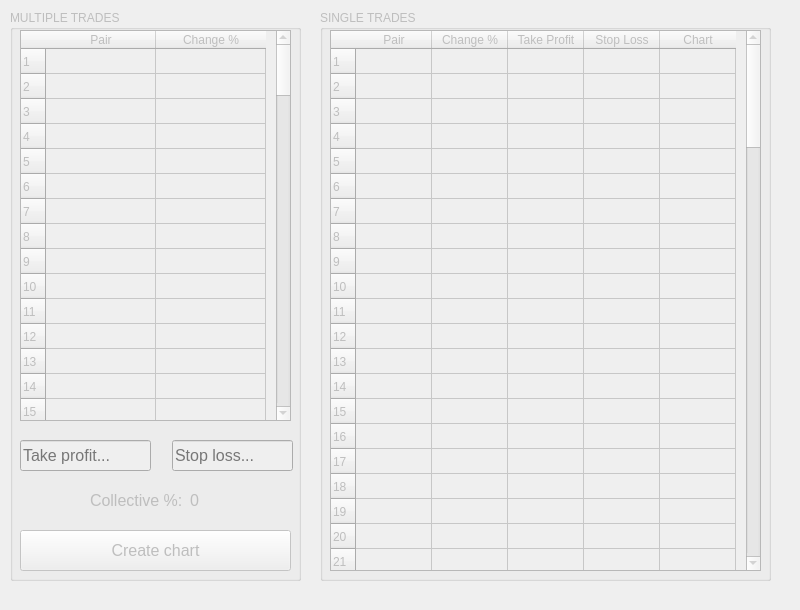
The window that output/main.ui (terrencstaciralphlindgr/Bitsgap-Trading-Bot) describes before a commit, drawn with Qt 5.
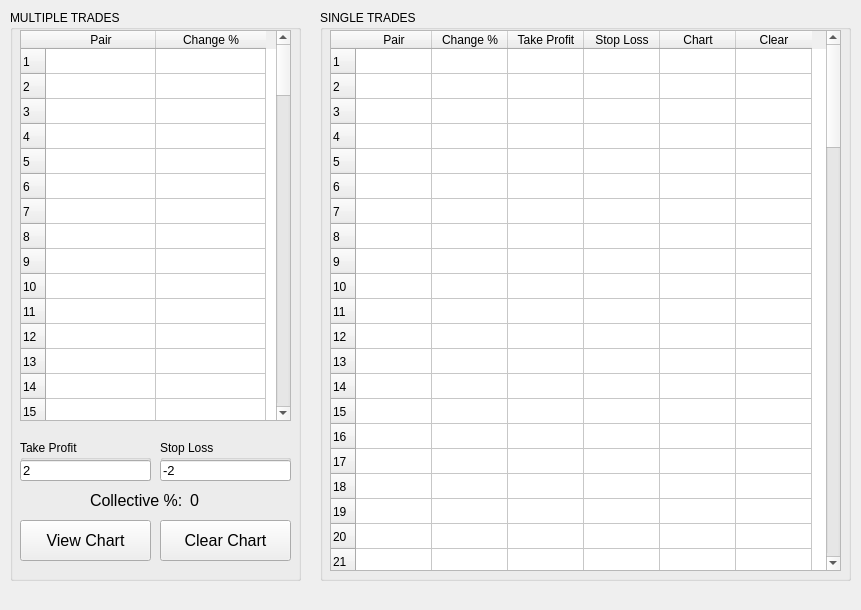
The same window after the commit.

```diff
--- a/output/main.ui
+++ b/output/main.ui
@@ -3,13 +3,13 @@
  <class>MainWindow</class>
  <widget class="QMainWindow" name="MainWindow">
   <property name="enabled">
-   <bool>false</bool>
+   <bool>true</bool>
   </property>
   <property name="geometry">
    <rect>
     <x>0</x>
     <y>0</y>
-    <width>800</width>
+    <width>861</width>
     <height>610</height>
    </rect>
   </property>
@@ -21,13 +21,13 @@
   </property>
   <property name="minimumSize">
    <size>
-    <width>800</width>
+    <width>861</width>
     <height>610</height>
    </size>
   </property>
   <property name="maximumSize">
    <size>
-    <width>800</width>
+    <width>861</width>
     <height>610</height>
    </size>
   </property>
@@ -200,44 +200,6 @@
       </property>
      </column>
     </widget>
-    <widget class="QLineEdit" name="mt_profit">
-     <property name="geometry">
-      <rect>
-       <x>10</x>
-       <y>430</y>
-       <width>131</width>
-       <height>31</height>
-      </rect>
-     </property>
-     <property name="font">
-      <font>
-       <pointsize>12</pointsize>
-       <italic>false</italic>
-      </font>
-     </property>
-     <property name="placeholderText">
-      <string>Take profit...</string>
-     </property>
-    </widget>
-    <widget class="QLineEdit" name="mt_stoploss">
-     <property name="geometry">
-      <rect>
-       <x>162</x>
-       <y>430</y>
-       <width>121</width>
-       <height>31</height>
-      </rect>
-     </property>
-     <property name="font">
-      <font>
-       <pointsize>12</pointsize>
-       <italic>false</italic>
-      </font>
-     </property>
-     <property name="placeholderText">
-      <string>Stop loss...</string>
-     </property>
-    </widget>
     <widget class="QLabel" name="label">
      <property name="geometry">
       <rect>
@@ -278,8 +240,8 @@
      <property name="geometry">
       <rect>
        <x>10</x>
-       <y>520</y>
-       <width>271</width>
+       <y>510</y>
+       <width>131</width>
        <height>41</height>
       </rect>
      </property>
@@ -289,7 +251,101 @@
       </font>
      </property>
      <property name="text">
-      <string>Create chart</string>
+      <string>View Chart</string>
+     </property>
+    </widget>
+    <widget class="QGroupBox" name="groupBox_3">
+     <property name="geometry">
+      <rect>
+       <x>10</x>
+       <y>430</y>
+       <width>131</width>
+       <height>41</height>
+      </rect>
+     </property>
+     <property name="title">
+      <string>Take Profit</string>
+     </property>
+     <property name="flat">
+      <bool>true</bool>
+     </property>
+     <widget class="QLineEdit" name="mt_profit">
+      <property name="geometry">
+       <rect>
+        <x>0</x>
+        <y>20</y>
+        <width>131</width>
+        <height>21</height>
+       </rect>
+      </property>
+      <property name="font">
+       <font>
+        <pointsize>10</pointsize>
+        <italic>false</italic>
+       </font>
+      </property>
+      <property name="text">
+       <string>2</string>
+      </property>
+      <property name="placeholderText">
+       <string/>
+      </property>
+     </widget>
+    </widget>
+    <widget class="QGroupBox" name="groupBox_4">
+     <property name="geometry">
+      <rect>
+       <x>150</x>
+       <y>430</y>
+       <width>131</width>
+       <height>41</height>
+      </rect>
+     </property>
+     <property name="title">
+      <string>Stop Loss</string>
+     </property>
+     <property name="flat">
+      <bool>true</bool>
+     </property>
+     <widget class="QLineEdit" name="mt_stoploss">
+      <property name="geometry">
+       <rect>
+        <x>0</x>
+        <y>20</y>
+        <width>131</width>
+        <height>21</height>
+       </rect>
+      </property>
+      <property name="font">
+       <font>
+        <pointsize>10</pointsize>
+        <italic>false</italic>
+       </font>
+      </property>
+      <property name="text">
+       <string>-2</string>
+      </property>
+      <property name="placeholderText">
+       <string/>
+      </property>
+     </widget>
+    </widget>
+    <widget class="QPushButton" name="mt_clearchart">
+     <property name="geometry">
+      <rect>
+       <x>150</x>
+       <y>510</y>
+       <width>131</width>
+       <height>41</height>
+      </rect>
+     </property>
+     <property name="font">
+      <font>
+       <pointsize>12</pointsize>
+      </font>
+     </property>
+     <property name="text">
+      <string>Clear Chart</string>
      </property>
     </widget>
    </widget>
@@ -298,7 +354,7 @@
      <rect>
       <x>320</x>
       <y>10</y>
-      <width>451</width>
+      <width>531</width>
       <height>571</height>
      </rect>
     </property>
@@ -310,7 +366,7 @@
       <rect>
        <x>10</x>
        <y>20</y>
-       <width>431</width>
+       <width>511</width>
        <height>541</height>
       </rect>
      </property>
@@ -324,7 +380,7 @@
       <number>100</number>
      </property>
      <property name="columnCount">
-      <number>5</number>
+      <number>6</number>
      </property>
      <attribute name="horizontalHeaderDefaultSectionSize">
       <number>76</number>
@@ -460,6 +516,11 @@
        <string>Chart</string>
       </property>
      </column>
+     <column>
+      <property name="text">
+       <string>Clear</string>
+      </property>
+     </column>
     </widget>
    </widget>
   </widget>
```
Left out of the diff: 8 changed lines with no effect on the pictures.
